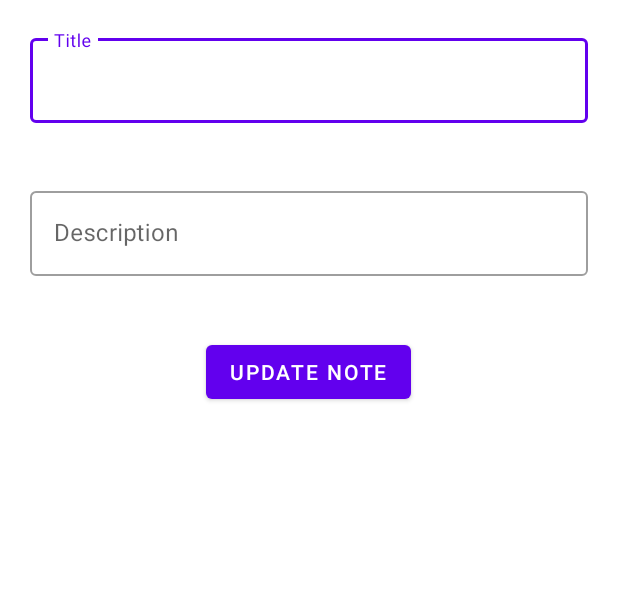
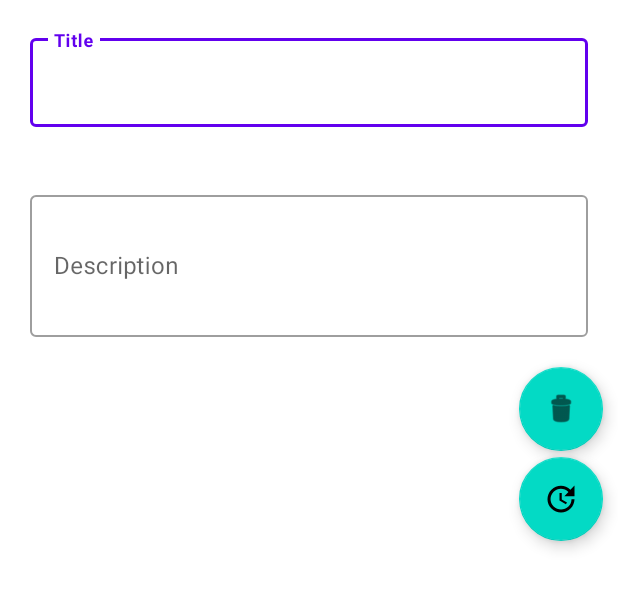
Before and after one commit to alexymumo/TodoApp, an Android app: the layout fragment_update_note.xml on its own in the app's theme, with its tools: preview values and no code run, on a phone screen of 412 x 824 dp. Shown: the top 589 px of the screen. Run offline under Robolectric (Android 15) with nearby library versions, the phone set to English and light mode, and no system bars.

```diff
--- a/app/build.gradle
+++ b/app/build.gradle
@@ -55,6 +55,9 @@ dependencies {
     implementation "com.google.dagger:hilt-android:$hilt_version"
     kapt "com.google.dagger:hilt-android-compiler:$hilt_version"
 
+    //Fancy Toast
+    implementation 'io.github.shashank02051997:FancyToast:2.0.1'
+
     implementation 'androidx.core:core-ktx:1.7.0'
     implementation 'androidx.appcompat:appcompat:1.4.1'
     implementation 'com.google.android.material:material:1.5.0'
--- a/app/src/main/java/com/example/todoapp/data/db/NoteDatabase.kt
+++ b/app/src/main/java/com/example/todoapp/data/db/NoteDatabase.kt
@@ -7,7 +7,11 @@ import androidx.room.RoomDatabase
 import com.example.todoapp.data.dao.NoteDao
 import com.example.todoapp.data.entity.Note
 
-@Database(entities = [Note::class], exportSchema = false, version = 1)
+@Database(
+    entities = [Note::class],
+    exportSchema = false,
+    version = 1
+)
 abstract class NoteDatabase: RoomDatabase() {
 
     abstract val noteDao: NoteDao
--- a/app/src/main/java/com/example/todoapp/data/repository/NoteRepository.kt
+++ b/app/src/main/java/com/example/todoapp/data/repository/NoteRepository.kt
@@ -3,7 +3,8 @@ package com.example.todoapp.data.repository
 import com.example.todoapp.data.db.NoteDatabase
 import com.example.todoapp.data.entity.Note
 
-class NoteRepository(private val noteDatabase: NoteDatabase) {
+
+class NoteRepository (private val noteDatabase: NoteDatabase) {
 
     fun fetchAllNotes() = noteDatabase.noteDao.fetchAllNotes()
 
--- a/app/src/main/java/com/example/todoapp/di/Module.kt
+++ /dev/null
@@ -1 +0,0 @@
-package com.example.todoapp.di
--- a/app/src/main/java/com/example/todoapp/ui/activity/MainActivity.kt
+++ b/app/src/main/java/com/example/todoapp/ui/activity/MainActivity.kt
@@ -3,6 +3,8 @@ package com.example.todoapp.ui.activity
 import androidx.appcompat.app.AppCompatActivity
 import android.os.Bundle
 import com.example.todoapp.databinding.ActivityMainBinding
+import dagger.hilt.android.AndroidEntryPoint
+
 
 class MainActivity : AppCompatActivity() {
     private lateinit var binding: ActivityMainBinding
@@ -10,5 +12,7 @@ class MainActivity : AppCompatActivity() {
         super.onCreate(savedInstanceState)
         binding = ActivityMainBinding.inflate(layoutInflater)
         setContentView(binding.root)
+
+
     }
 }
--- a/app/src/main/java/com/example/todoapp/ui/adapters/NoteRecyclerView.kt
+++ b/app/src/main/java/com/example/todoapp/ui/adapters/NoteRecyclerView.kt
@@ -29,7 +29,7 @@ class NoteRecyclerView: ListAdapter<Note, NoteRecyclerViewHolder>(NoteComparator
             Navigation.findNavController(it)
                 .navigate(
                     HomeFragmentDirections
-                        .actionHomeFragmentToUpdateNoteFragment()
+                        .actionHomeFragmentToUpdateNoteFragment(note.id, note.title, note.description)
                 )
         }
     }
@@ -48,6 +48,7 @@ class NoteComparator: DiffUtil.ItemCallback<Note>() {
         return oldItem.id == newItem.id
     }
 
+
     override fun areContentsTheSame(oldItem: Note, newItem: Note): Boolean {
         return oldItem == newItem
     }
--- a/app/src/main/java/com/example/todoapp/ui/viewmodel/NoteViewModel.kt
+++ b/app/src/main/java/com/example/todoapp/ui/viewmodel/NoteViewModel.kt
@@ -8,7 +8,7 @@ import com.example.todoapp.data.repository.NoteRepository
 import kotlinx.coroutines.Dispatchers
 import kotlinx.coroutines.launch
 
-class NoteViewModel(private val noteRepository: NoteRepository): ViewModel() {
+class NoteViewModel (private val noteRepository: NoteRepository): ViewModel() {
 
     val getAllNotes: LiveData<List<Note>> = noteRepository.fetchAllNotes()
 
--- /dev/null
+++ b/app/src/main/res/drawable/ic_baseline_update_24.xml
@@ -0,0 +1,10 @@
+<vector xmlns:android="http://schemas.android.com/apk/res/android"
+    android:width="24dp"
+    android:height="24dp"
+    android:viewportWidth="24"
+    android:viewportHeight="24"
+    android:tint="?attr/colorControlNormal">
+  <path
+      android:fillColor="@android:color/white"
+      android:pathData="M21,10.12h-6.78l2.74,-2.82c-2.73,-2.7 -7.15,-2.8 -9.88,-0.1c-2.73,2.71 -2.73,7.08 0,9.79s7.15,2.71 9.88,0C18.32,15.65 19,14.08 19,12.1h2c0,1.98 -0.88,4.55 -2.64,6.29c-3.51,3.48 -9.21,3.48 -12.72,0c-3.5,-3.47 -3.53,-9.11 -0.02,-12.58s9.14,-3.47 12.65,0L21,3V10.12zM12.5,8v4.25l3.5,2.08l-0.72,1.21L11,13V8H12.5z"/>
+</vector>
--- a/app/src/main/res/layout/fragment_save_note.xml
+++ b/app/src/main/res/layout/fragment_save_note.xml
@@ -18,6 +18,7 @@
             android:id="@+id/title"
             android:inputType="textMultiLine"
             android:hint="@string/title"
+            android:textColor="@color/black"
             android:textSize="16sp"
             android:layout_width="match_parent"
             android:layout_height="match_parent"/>
@@ -35,6 +36,7 @@
         <com.google.android.material.textfield.TextInputEditText
             android:id="@+id/description"
             android:hint="@string/description"
+            android:textColor="@color/black"
             android:textSize="16sp"
             android:inputType="textMultiLine"
             android:layout_width="match_parent"
@@ -43,6 +45,8 @@
 
     <Button
         android:id="@+id/saveNote"
+        android:background="@drawable/round_edittext"
+        android:textColor="@color/black"
         android:layout_gravity="center"
         android:layout_margin="20dp"
         android:text="@string/save_note"
--- a/app/src/main/res/layout/fragment_update_note.xml
+++ b/app/src/main/res/layout/fragment_update_note.xml
@@ -1,5 +1,6 @@
 <?xml version="1.0" encoding="utf-8"?>
 <LinearLayout xmlns:android="http://schemas.android.com/apk/res/android"
+    xmlns:app="http://schemas.android.com/apk/res-auto"
     xmlns:tools="http://schemas.android.com/tools"
     android:layout_width="match_parent"
     android:layout_height="match_parent"
@@ -16,9 +17,14 @@
         android:layout_height="wrap_content">
         <com.google.android.material.textfield.TextInputEditText
             android:id="@+id/title"
+            android:textAllCaps="false"
             android:inputType="textMultiLine"
             android:hint="@string/title"
-            android:textSize="16sp"
+            android:textSize="18sp"
+            android:textAlignment="textStart"
+            android:textStyle="bold"
+            android:fontFamily="sans-serif"
+            android:textColor="@color/black"
             android:layout_width="match_parent"
             android:layout_height="match_parent"/>
     </com.google.android.material.textfield.TextInputLayout>
@@ -30,22 +36,40 @@
         android:layout_marginTop="8dp"
         android:layout_marginEnd="8dp"
         android:layout_width="match_parent"
-        android:layout_height="wrap_content">
+        android:layout_height="100dp">
 
         <com.google.android.material.textfield.TextInputEditText
             android:id="@+id/description"
             android:hint="@string/description"
             android:textSize="16sp"
+            android:maxLines="4"
+            android:fontFamily="sans-serif"
+            android:textColor="@color/black"
             android:inputType="textMultiLine"
+            android:textAlignment="textStart"
+            android:textAllCaps="false"
+            android:textStyle="normal"
             android:layout_width="match_parent"
             android:layout_height="match_parent"/>
     </com.google.android.material.textfield.TextInputLayout>
 
-    <Button
-        android:id="@+id/updateNote"
-        android:layout_gravity="center"
-        android:layout_margin="20dp"
-        android:text="@string/update_note"
+
+    <com.google.android.material.floatingactionbutton.FloatingActionButton
+        android:id="@+id/deleteFab"
+        android:layout_marginEnd="10dp"
+        android:layout_marginBottom="4dp"
+        android:layout_gravity="end"
         android:layout_width="wrap_content"
-        android:layout_height="wrap_content"/>
+        android:layout_height="wrap_content"
+        android:src="@android:drawable/ic_menu_delete"
+        android:contentDescription="@string/app_name"/>
+
+    <com.google.android.material.floatingactionbutton.FloatingActionButton
+        android:id="@+id/updateFab"
+        android:layout_width="match_parent"
+        android:layout_marginEnd="10dp"
+        android:layout_gravity="end"
+        android:layout_height="wrap_content"
+        android:src="@drawable/ic_baseline_update_24"
+        android:contentDescription="@string/app_name"/>
 </LinearLayout>
```
Also changed, not shown: app/src/main/java/com/example/todoapp/ui/fragments/SaveNoteFragment.kt (+8 -2 lines), app/src/main/java/com/example/todoapp/ui/fragments/UpdateNoteFragment.kt (+59 -2 lines), app/src/main/res/layout/note_item.xml (+13 -2 lines), app/src/main/res/navigation/nav_graph.xml (+9 -0 lines), 6 other files.
